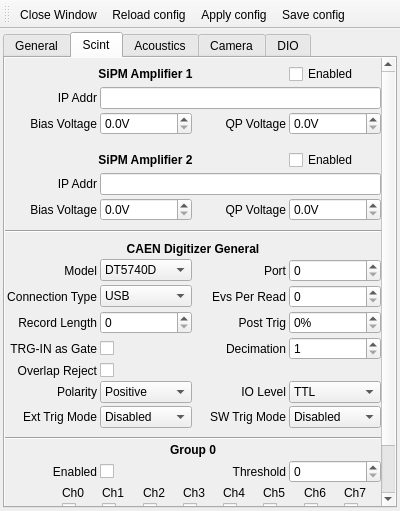
This is ui/settingswindow.ui in SBC-Collaboration/SBC-RunControl as Qt 5 draws it before an edit. The edited form follows.
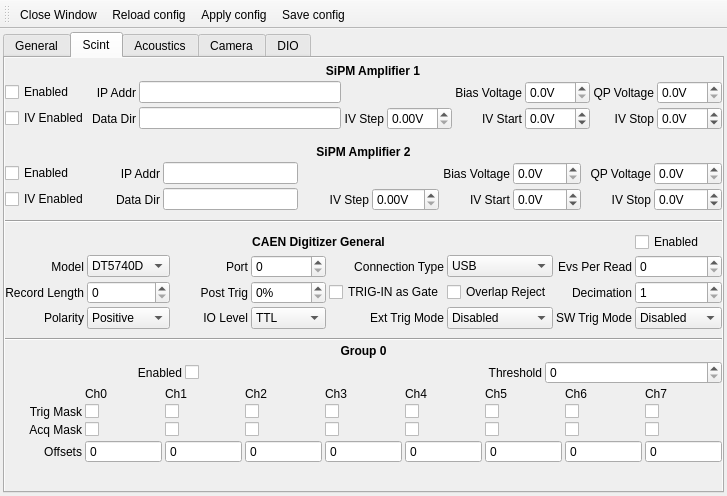
This is the edited form. The open tabs and pages were chosen to show the change. Icons and pictures are not drawn.

Commit message: Add IV curve feature to sipm communication

Patch:
```diff
--- a/ui/settingswindow.ui
+++ b/ui/settingswindow.ui
@@ -6,8 +6,8 @@
    <rect>
     <x>0</x>
     <y>0</y>
-    <width>400</width>
-    <height>511</height>
+    <width>727</width>
+    <height>496</height>
    </rect>
   </property>
   <property name="sizePolicy">
@@ -46,7 +46,7 @@
     <property name="spacing">
      <number>3</number>
     </property>
-    <item row="0" column="0">
+    <item row="0" column="1">
      <widget class="QTabWidget" name="tabWidget">
       <property name="currentIndex">
        <number>4</number>
@@ -340,10 +340,10 @@
           <widget class="QWidget" name="scrollAreaWidgetContents_2">
            <property name="geometry">
             <rect>
-             <x>0</x>
+             <x>-1</x>
              <y>0</y>
-             <width>371</width>
-             <height>512</height>
+             <width>704</width>
+             <height>430</height>
             </rect>
            </property>
            <property name="maximumSize">
@@ -379,53 +379,39 @@
               <property name="spacing">
                <number>3</number>
               </property>
-              <item row="2" column="2">
-               <widget class="QLabel" name="sipm_amp1_qp_label">
-                <property name="text">
-                 <string>QP Voltage</string>
-                </property>
-                <property name="alignment">
-                 <set>Qt::AlignRight|Qt::AlignTrailing|Qt::AlignVCenter</set>
-                </property>
-                <property name="buddy">
-                 <cstring>sipm_amp1_qp_box</cstring>
-                </property>
-               </widget>
-              </item>
-              <item row="2" column="0">
-               <widget class="QLabel" name="sipm_amp1_bias_label">
-                <property name="text">
-                 <string>Bias Voltage</string>
-                </property>
-                <property name="alignment">
-                 <set>Qt::AlignRight|Qt::AlignTrailing|Qt::AlignVCenter</set>
-                </property>
-                <property name="buddy">
-                 <cstring>sipm_amp1_bias_box</cstring>
-                </property>
-               </widget>
-              </item>
-              <item row="0" column="3">
-               <widget class="QCheckBox" name="sipm_amp1_enabled_box">
-                <property name="text">
-                 <string>Enabled</string>
-                </property>
-               </widget>
-              </item>
-              <item row="1" column="1" colspan="3">
-               <widget class="QLineEdit" name="sipm_amp1_ip_addr_edit"/>
-              </item>
-              <item row="2" column="1">
-               <widget class="QDoubleSpinBox" name="sipm_amp1_bias_box">
+              <item row="2" column="4">
+               <widget class="QDoubleSpinBox" name="sipm_amp1_iv_step_box">
                 <property name="suffix">
                  <string>V</string>
                 </property>
                 <property name="decimals">
-                 <number>1</number>
+                 <number>2</number>
                 </property>
+                <property name="minimum">
+                 <double>0.000000000000000</double>
+                </property>
+                <property name="maximum">
+                 <double>10.000000000000000</double>
+                </property>
+                <property name="singleStep">
+                 <double>0.050000000000000</double>
+                </property>
                </widget>
               </item>
-              <item row="2" column="3">
+              <item row="1" column="1">
+               <widget class="QLabel" name="sipm_amp1_ip_addr_label">
+                <property name="text">
+                 <string>IP Addr</string>
+                </property>
+                <property name="alignment">
+                 <set>Qt::AlignRight|Qt::AlignTrailing|Qt::AlignVCenter</set>
+                </property>
+                <property name="buddy">
+                 <cstring>sipm_amp1_ip_addr_edit</cstring>
+                </property>
+               </widget>
+              </item>
+              <item row="1" column="8">
                <widget class="QDoubleSpinBox" name="sipm_amp1_qp_box">
                 <property name="suffix">
                  <string>V</string>
@@ -435,7 +421,33 @@
                 </property>
                </widget>
               </item>
-              <item row="0" column="0" colspan="3">
+              <item row="2" column="3">
+               <widget class="QLabel" name="sipm_amp1_iv_step_label">
+                <property name="text">
+                 <string>IV Step</string>
+                </property>
+                <property name="alignment">
+                 <set>Qt::AlignRight|Qt::AlignTrailing|Qt::AlignVCenter</set>
+                </property>
+                <property name="buddy">
+                 <cstring>sipm_amp1_bias_box</cstring>
+                </property>
+               </widget>
+              </item>
+              <item row="1" column="5">
+               <widget class="QLabel" name="sipm_amp1_bias_label">
+                <property name="text">
+                 <string>Bias Voltage</string>
+                </property>
+                <property name="alignment">
+                 <set>Qt::AlignRight|Qt::AlignTrailing|Qt::AlignVCenter</set>
+                </property>
+                <property name="buddy">
+                 <cstring>sipm_amp1_bias_box</cstring>
+                </property>
+               </widget>
+              </item>
+              <item row="0" column="1" colspan="7">
                <widget class="QLabel" name="sipm_amp1_label">
                 <property name="font">
                  <font>
@@ -450,10 +462,120 @@
                 </property>
                </widget>
               </item>
+              <item row="1" column="6">
+               <widget class="QDoubleSpinBox" name="sipm_amp1_bias_box">
+                <property name="suffix">
+                 <string>V</string>
+                </property>
+                <property name="decimals">
+                 <number>1</number>
+                </property>
+                <property name="singleStep">
+                 <double>0.100000000000000</double>
+                </property>
+               </widget>
+              </item>
+              <item row="2" column="6">
+               <widget class="QDoubleSpinBox" name="sipm_amp1_iv_start_box">
+                <property name="suffix">
+                 <string>V</string>
+                </property>
+                <property name="decimals">
+                 <number>1</number>
+                </property>
+                <property name="minimum">
+                 <double>-10.000000000000000</double>
+                </property>
+                <property name="maximum">
+                 <double>70.000000000000000</double>
+                </property>
+                <property name="singleStep">
+                 <double>0.100000000000000</double>
+                </property>
+               </widget>
+              </item>
+              <item row="2" column="8">
+               <widget class="QDoubleSpinBox" name="sipm_amp1_iv_stop_box">
+                <property name="suffix">
+                 <string>V</string>
+                </property>
+                <property name="decimals">
+                 <number>1</number>
+                </property>
+                <property name="minimum">
+                 <double>-10.000000000000000</double>
+                </property>
+                <property name="maximum">
+                 <double>70.000000000000000</double>
+                </property>
+                <property name="singleStep">
+                 <double>0.100000000000000</double>
+                </property>
+               </widget>
+              </item>
+              <item row="1" column="2">
+               <widget class="QLineEdit" name="sipm_amp1_ip_addr_edit"/>
+              </item>
+              <item row="1" column="7">
+               <widget class="QLabel" name="sipm_amp1_qp_label">
+                <property name="text">
+                 <string>QP Voltage</string>
+                </property>
+                <property name="alignment">
+                 <set>Qt::AlignRight|Qt::AlignTrailing|Qt::AlignVCenter</set>
+                </property>
+                <property name="buddy">
+                 <cstring>sipm_amp1_qp_box</cstring>
+                </property>
+               </widget>
+              </item>
               <item row="1" column="0">
-               <widget class="QLabel" name="sipm_amp1_ip_addr_label">
+               <widget class="QCheckBox" name="sipm_amp1_enabled_box">
                 <property name="text">
-                 <string>IP Addr</string>
+                 <string>Enabled</string>
+                </property>
+               </widget>
+              </item>
+              <item row="2" column="5">
+               <widget class="QLabel" name="sipm_amp1_iv_start_label">
+                <property name="text">
+                 <string>IV Start</string>
+                </property>
+                <property name="alignment">
+                 <set>Qt::AlignRight|Qt::AlignTrailing|Qt::AlignVCenter</set>
+                </property>
+                <property name="buddy">
+                 <cstring>sipm_amp1_bias_box</cstring>
+                </property>
+               </widget>
+              </item>
+              <item row="2" column="7">
+               <widget class="QLabel" name="sipm_amp1_iv_stop_label">
+                <property name="text">
+                 <string>IV Stop</string>
+                </property>
+                <property name="alignment">
+                 <set>Qt::AlignRight|Qt::AlignTrailing|Qt::AlignVCenter</set>
+                </property>
+                <property name="buddy">
+                 <cstring>sipm_amp1_bias_box</cstring>
+                </property>
+               </widget>
+              </item>
+              <item row="2" column="0">
+               <widget class="QCheckBox" name="sipm_amp1_iv_enabled_box">
+                <property name="layoutDirection">
+                 <enum>Qt::LeftToRight</enum>
+                </property>
+                <property name="text">
+                 <string>IV Enabled</string>
+                </property>
+               </widget>
+              </item>
+              <item row="2" column="1">
+               <widget class="QLabel" name="sipm_amp1_iv_data_dir_label">
+                <property name="text">
+                 <string>Data Dir</string>
                 </property>
                 <property name="alignment">
                  <set>Qt::AlignRight|Qt::AlignTrailing|Qt::AlignVCenter</set>
@@ -463,6 +585,9 @@
                 </property>
                </widget>
               </item>
+              <item row="2" column="2">
+               <widget class="QLineEdit" name="sipm_amp1_iv_data_dir_edit"/>
+              </item>
              </layout>
             </item>
             <item>
@@ -476,43 +601,7 @@
               <property name="spacing">
                <number>3</number>
               </property>
-              <item row="2" column="2">
-               <widget class="QLabel" name="sipm_amp2_qp_label">
-                <property name="text">
-                 <string>QP Voltage</string>
-                </property>
-                <property name="alignment">
-                 <set>Qt::AlignRight|Qt::AlignTrailing|Qt::AlignVCenter</set>
-                </property>
-                <property name="buddy">
-                 <cstring>sipm_amp1_qp_box</cstring>
-                </property>
-               </widget>
-              </item>
-              <item row="1" column="0">
-               <widget class="QLabel" name="sipm_amp2_ip_addr_label">
-                <property name="text">
-                 <string>IP Addr</string>
-                </property>
-                <property name="alignment">
-                 <set>Qt::AlignRight|Qt::AlignTrailing|Qt::AlignVCenter</set>
-                </property>
-                <property name="buddy">
-                 <cstring>sipm_amp1_ip_addr_edit</cstring>
-                </property>
-               </widget>
-              </item>
-              <item row="2" column="1">
-               <widget class="QDoubleSpinBox" name="sipm_amp2_bias_box">
-                <property name="suffix">
-                 <string>V</string>
-                </property>
-                <property name="decimals">
-                 <number>1</number>
-                </property>
-               </widget>
-              </item>
-              <item row="2" column="0">
+              <item row="1" column="6">
                <widget class="QLabel" name="sipm_amp2_bias_label">
                 <property name="text">
                  <string>Bias Voltage</string>
@@ -525,27 +614,55 @@
                 </property>
                </widget>
               </item>
-              <item row="2" column="3">
-               <widget class="QDoubleSpinBox" name="sipm_amp2_qp_box">
+              <item row="2" column="2" colspan="2">
+               <widget class="QLineEdit" name="sipm_amp2_iv_data_dir_edit"/>
+              </item>
+              <item row="2" column="9">
+               <widget class="QDoubleSpinBox" name="sipm_amp2_iv_stop_box">
                 <property name="suffix">
                  <string>V</string>
                 </property>
                 <property name="decimals">
                  <number>1</number>
                 </property>
+                <property name="minimum">
+                 <double>-10.000000000000000</double>
+                </property>
+                <property name="maximum">
+                 <double>70.000000000000000</double>
+                </property>
+                <property name="singleStep">
+                 <double>0.100000000000000</double>
+                </property>
                </widget>
               </item>
-              <item row="1" column="1" colspan="3">
-               <widget class="QLineEdit" name="sipm_amp2_ip_addr_edit"/>
+              <item row="1" column="7">
+               <widget class="QDoubleSpinBox" name="sipm_amp2_bias_box">
+                <property name="suffix">
+                 <string>V</string>
+                </property>
+                <property name="decimals">
+                 <number>1</number>
+                </property>
+                <property name="singleStep">
+                 <double>0.100000000000000</double>
+                </property>
+               </widget>
               </item>
-              <item row="0" column="3">
-               <widget class="QCheckBox" name="sipm_amp2_enabled_box">
+              <item row="2" column="1">
+               <widget class="QLabel" name="sipm_amp2_ip_addr_label_2">
                 <property name="text">
-                 <string>Enabled</string>
+                 <string>Data Dir</string>
+                </property>
+                <property name="alignment">
+                 <set>Qt::AlignRight|Qt::AlignTrailing|Qt::AlignVCenter</set>
+                </property>
+                <property name="buddy">
+                 <cstring>sipm_amp1_ip_addr_edit</cstring>
                 </property>
                </widget>
               </item>
-              <item row="0" column="0" colspan="3">
+              <item row="0" column="0" colspan="10">
                <widget class="QLabel" name="sipm_amp2_label">
                 <property name="font">
                  <font>
@@ -560,6 +677,142 @@
                 </property>
                </widget>
               </item>
+              <item row="1" column="2" colspan="2">
+               <widget class="QLineEdit" name="sipm_amp2_ip_addr_edit"/>
+              </item>
+              <item row="2" column="4">
+               <widget class="QLabel" name="sipm_amp2_iv_step_label">
+                <property name="text">
+                 <string>IV Step</string>
+                </property>
+                <property name="alignment">
+                 <set>Qt::AlignRight|Qt::AlignTrailing|Qt::AlignVCenter</set>
+                </property>
+                <property name="buddy">
+                 <cstring>sipm_amp1_bias_box</cstring>
+                </property>
+               </widget>
+              </item>
+              <item row="1" column="1">
+               <widget class="QLabel" name="sipm_amp2_ip_addr_label">
+                <property name="text">
+                 <string>IP Addr</string>
+                </property>
+                <property name="alignment">
+                 <set>Qt::AlignRight|Qt::AlignTrailing|Qt::AlignVCenter</set>
+                </property>
+                <property name="buddy">
+                 <cstring>sipm_amp1_ip_addr_edit</cstring>
+                </property>
+               </widget>
+              </item>
+              <item row="2" column="5">
+               <widget class="QDoubleSpinBox" name="sipm_amp2_iv_step_box">
+                <property name="suffix">
+                 <string>V</string>
+                </property>
+                <property name="decimals">
+                 <number>2</number>
+                </property>
+                <property name="minimum">
+                 <double>0.000000000000000</double>
+                </property>
+                <property name="maximum">
+                 <double>10.000000000000000</double>
+                </property>
+                <property name="singleStep">
+                 <double>0.050000000000000</double>
+                </property>
+               </widget>
+              </item>
+              <item row="2" column="8">
+               <widget class="QLabel" name="sipm_amp2_iv_stop_label">
+                <property name="text">
+                 <string>IV Stop</string>
+                </property>
+                <property name="alignment">
+                 <set>Qt::AlignRight|Qt::AlignTrailing|Qt::AlignVCenter</set>
+                </property>
+                <property name="buddy">
+                 <cstring>sipm_amp1_bias_box</cstring>
+                </property>
+               </widget>
+              </item>
+              <item row="1" column="8">
+               <widget class="QLabel" name="sipm_amp2_qp_label">
+                <property name="text">
+                 <string>QP Voltage</string>
+                </property>
+                <property name="alignment">
+                 <set>Qt::AlignRight|Qt::AlignTrailing|Qt::AlignVCenter</set>
+                </property>
+                <property name="buddy">
+                 <cstring>sipm_amp1_qp_box</cstring>
+                </property>
+               </widget>
+              </item>
+              <item row="1" column="9">
+               <widget class="QDoubleSpinBox" name="sipm_amp2_qp_box">
+                <property name="suffix">
+                 <string>V</string>
+                </property>
+                <property name="decimals">
+                 <number>1</number>
+                </property>
+                <property name="singleStep">
+                 <double>0.100000000000000</double>
+                </property>
+               </widget>
+              </item>
+              <item row="2" column="6">
+               <widget class="QLabel" name="sipm_amp2_iv_start_label">
+                <property name="text">
+                 <string>IV Start</string>
+                </property>
+                <property name="alignment">
+                 <set>Qt::AlignRight|Qt::AlignTrailing|Qt::AlignVCenter</set>
+                </property>
+                <property name="buddy">
+                 <cstring>sipm_amp1_bias_box</cstring>
+                </property>
+               </widget>
+              </item>
+              <item row="2" column="0">
+               <widget class="QCheckBox" name="sipm_amp2_iv_enabled_box">
+                <property name="layoutDirection">
+                 <enum>Qt::LeftToRight</enum>
+                </property>
+                <property name="text">
+                 <string>IV Enabled</string>
+                </property>
+               </widget>
+              </item>
+              <item row="2" column="7">
+               <widget class="QDoubleSpinBox" name="sipm_amp2_iv_start_box">
+                <property name="suffix">
+                 <string>V</string>
+                </property>
+                <property name="decimals">
+                 <number>1</number>
+                </property>
+                <property name="minimum">
+                 <double>-10.000000000000000</double>
+                </property>
+                <property name="maximum">
+                 <double>70.000000000000000</double>
+                </property>
+                <property name="singleStep">
+                 <double>0.100000000000000</double>
+                </property>
+               </widget>
+              </item>
+              <item row="1" column="0">
+               <widget class="QCheckBox" name="sipm_amp2_enabled_box">
+                <property name="text">
+                 <string>Enabled</string>
+                </property>
+               </widget>
+              </item>
              </layout>
             </item>
             <item>
@@ -580,11 +833,44 @@
               <property name="spacing">
                <number>3</number>
               </property>
-              <item row="6" column="1">
-               <widget class="QComboBox" name="caen_polarity_box">
+              <item row="2" column="5">
+               <widget class="QCheckBox" name="caen_overlap_box">
+                <property name="text">
+                 <string>Overlap Reject</string>
+                </property>
+               </widget>
+              </item>
+              <item row="2" column="0">
+               <widget class="QLabel" name="caen_length_label">
+                <property name="text">
+                 <string>Record Length</string>
+                </property>
+                <property name="alignment">
+                 <set>Qt::AlignRight|Qt::AlignTrailing|Qt::AlignVCenter</set>
+                </property>
+                <property name="buddy">
+                 <cstring>caen_length_box</cstring>
+                </property>
+               </widget>
+              </item>
+              <item row="3" column="6">
+               <widget class="QLabel" name="caen_sw_trig_label">
+                <property name="text">
+                 <string>SW Trig Mode</string>
+                </property>
+                <property name="alignment">
+                 <set>Qt::AlignRight|Qt::AlignTrailing|Qt::AlignVCenter</set>
+                </property>
+                <property name="buddy">
+                 <cstring>caen_sw_trig_box</cstring>
+                </property>
+               </widget>
+              </item>
+              <item row="3" column="5">
+               <widget class="QComboBox" name="caen_ext_trig_box">
                 <item>
                  <property name="text">
-                  <string>Positive</string>
+                  <string>Disabled</string>
                  </property>
                 </item>
                 <item>
@@ -594,10 +880,29 @@
                 </item>
                </widget>
               </item>
-              <item row="6" column="0">
-               <widget class="QLabel" name="caen_polarity_label">
+              <item row="2" column="7">
+               <widget class="QSpinBox" name="caen_decimation_box">
+                <property name="prefix">
+                 <string/>
+                </property>
+                <property name="minimum">
+                 <number>1</number>
+                </property>
+                <property name="maximum">
+                 <number>7</number>
+                </property>
+               </widget>
+              </item>
+              <item row="1" column="0">
+               <widget class="QLabel" name="caen_model_label">
+                <property name="sizePolicy">
+                 <sizepolicy hsizetype="Minimum" vsizetype="Preferred">
+                  <horstretch>0</horstretch>
+                  <verstretch>0</verstretch>
+                 </sizepolicy>
+                </property>
                 <property name="text">
-                 <string>Polarity</string>
+                 <string>Model</string>
                 </property>
                 <property name="alignment">
                  <set>Qt::AlignRight|Qt::AlignTrailing|Qt::AlignVCenter</set>
@@ -607,20 +912,23 @@
                 </property>
                </widget>
               </item>
-              <item row="1" column="3">
-               <widget class="QSpinBox" name="caen_port_box">
-                <property name="minimumSize">
-                 <size>
-                  <width>50</width>
-                  <height>0</height>
-                 </size>
+              <item row="1" column="2">
+               <widget class="QLabel" name="caen_port_label">
+                <property name="text">
+                 <string>Port</string>
                 </property>
+                <property name="alignment">
+                 <set>Qt::AlignRight|Qt::AlignTrailing|Qt::AlignVCenter</set>
+                </property>
+                <property name="buddy">
+                 <cstring>caen_port_box</cstring>
+                </property>
                </widget>
               </item>
-              <item row="6" column="2">
-               <widget class="QLabel" name="caen_io_label">
+              <item row="1" column="4">
+               <widget class="QLabel" name="caen_conn_label">
                 <property name="text">
-                 <string>IO Level</string>
+                 <string>Connection Type</string>
                 </property>
                 <property name="alignment">
                  <set>Qt::AlignRight|Qt::AlignTrailing|Qt::AlignVCenter</set>
@@ -630,7 +938,51 @@
                 </property>
                </widget>
               </item>
-              <item row="3" column="2">
+              <item row="2" column="1">
+               <widget class="QSpinBox" name="caen_length_box">
+                <property name="maximum">
+                 <number>10000</number>
+                </property>
+               </widget>
+              </item>
+              <item row="3" column="7">
+               <widget class="QComboBox" name="caen_sw_trig_box">
+                <item>
+                 <property name="text">
+                  <string>Disabled</string>
+                 </property>
+                </item>
+                <item>
+                 <property name="text">
+                  <string>ACQ Only</string>
+                 </property>
+                </item>
+                <item>
+                 <property name="text">
+                  <string>EXT Only</string>
+                 </property>
+                </item>
+                <item>
+                 <property name="text">
+                  <string>ACQ+EXT</string>
+                 </property>
+                </item>
+               </widget>
+              </item>
+              <item row="1" column="6">
+               <widget class="QLabel" name="caen_evs_label">
+                <property name="text">
+                 <string>Evs Per Read</string>
+                </property>
+                <property name="alignment">
+                 <set>Qt::AlignRight|Qt::AlignTrailing|Qt::AlignVCenter</set>
+                </property>
+                <property name="buddy">
+                 <cstring>caen_evs_box</cstring>
+                </property>
+               </widget>
+              </item>
+              <item row="2" column="2">
                <widget class="QLabel" name="caen_post_trig_label">
                 <property name="text">
                  <string>Post Trig</string>
@@ -643,30 +995,6 @@
                 </property>
                </widget>
               </item>
-              <item row="7" column="1">
-               <widget class="QComboBox" name="caen_ext_trig_box">
-                <item>
-                 <property name="text">
-                  <string>Disabled</string>
-                 </property>
-                </item>
-                <item>
-                 <property name="text">
-                  <string>ACQ Only</string>
-                 </property>
-                </item>
-                <item>
-                 <property name="text">
-                  <string>EXT Only</string>
-                 </property>
-                </item>
-                <item>
-                 <property name="text">
-                  <string>ACQ+EXT</string>
-                 </property>
-                </item>
-               </widget>
-              </item>
               <item row="1" column="1">
                <widget class="QComboBox" name="caen_model_box">
                 <item>
@@ -686,20 +1014,7 @@
                 </item>
                </widget>
               </item>
-              <item row="2" column="0">
-               <widget class="QLabel" name="caen_conn_label">
-                <property name="text">
-                 <string>Connection Type</string>
-                </property>
-                <property name="alignment">
-                 <set>Qt::AlignRight|Qt::AlignTrailing|Qt::AlignVCenter</set>
-                </property>
-                <property name="buddy">
-                 <cstring>caen_conn_box</cstring>
-                </property>
-               </widget>
-              </item>
-              <item row="7" column="0">
+              <item row="3" column="4">
                <widget class="QLabel" name="caen_ext_trig_label">
                 <property name="text">
                  <string>Ext Trig Mode</string>
@@ -712,92 +1027,7 @@
                 </property>
                </widget>
               </item>
-              <item row="7" column="3">
-               <widget class="QComboBox" name="caen_sw_trig_box">
-                <item>
-                 <property name="text">
-                  <string>Disabled</string>
-                 </property>
-                </item>
-                <item>
-                 <property name="text">
-                  <string>ACQ Only</string>
-                 </property>
-                </item>
-                <item>
-                 <property name="text">
-                  <string>EXT Only</string>
-                 </property>
-                </item>
-                <item>
-                 <property name="text">
-                  <string>ACQ+EXT</string>
-                 </property>
-                </item>
-               </widget>
-              </item>
-              <item row="2" column="3">
-               <widget class="QSpinBox" name="caen_evs_box">
-                <property name="maximum">
-                 <number>10000</number>
-                </property>
-               </widget>
-              </item>
-              <item row="5" column="0">
-               <widget class="QLabel" name="caen_overlap_label">
-                <property name="text">
-                 <string>Overlap Reject</string>
-                </property>
-                <property name="alignment">
-                 <set>Qt::AlignRight|Qt::AlignTrailing|Qt::AlignVCenter</set>
-                </property>
-                <property name="buddy">
-                 <cstring>caen_overlap_box</cstring>
-                </property>
-               </widget>
-              </item>
-              <item row="5" column="1">
-               <widget class="QCheckBox" name="caen_overlap_box">
-                <property name="text">
-                 <string/>
-                </property>
-               </widget>
-              </item>
-              <item row="3" column="1">
-               <widget class="QSpinBox" name="caen_length_box">
-                <property name="maximum">
-                 <number>10000</number>
-                </property>
-               </widget>
-              </item>
-              <item row="2" column="2">
-               <widget class="QLabel" name="caen_evs_label">
-                <property name="text">
-                 <string>Evs Per Read</string>
-                </property>
-                <property name="alignment">
-                 <set>Qt::AlignRight|Qt::AlignTrailing|Qt::AlignVCenter</set>
-                </property>
-                <property name="buddy">
-                 <cstring>caen_evs_box</cstring>
-                </property>
-               </widget>
-              </item>
-              <item row="6" column="3">
-               <widget class="QComboBox" name="caen_io_box">
-                <item>
-                 <property name="text">
-                  <string>TTL</string>
-                 </property>
-                </item>
-                <item>
-                 <property name="text">
-                  <string>NIM</string>
-                 </property>
-                </item>
-               </widget>
-              </item>
-              <item row="2" column="1">
+              <item row="1" column="5">
                <widget class="QComboBox" name="caen_conn_box">
                 <item>
                  <property name="text">
@@ -811,70 +1041,31 @@
                 </item>
                </widget>
               </item>
-              <item row="0" column="0" colspan="4">
-               <widget class="QLabel" name="caen_general_label">
-                <property name="font">
-                 <font>
-                  <bold>true</bold>
-                 </font>
-                </property>
+              <item row="2" column="4">
+               <widget class="QCheckBox" name="caen_trigin_box">
                 <property name="text">
-                 <string>CAEN Digitizer General</string>
+                 <string>TRIG-IN as Gate</string>
                 </property>
-                <property name="alignment">
-                 <set>Qt::AlignCenter</set>
-                </property>
                </widget>
               </item>
-              <item row="1" column="0">
-               <widget class="QLabel" name="caen_model_label">
-                <property name="sizePolicy">
-                 <sizepolicy hsizetype="Minimum" vsizetype="Preferred">
-                  <horstretch>0</horstretch>
-                  <verstretch>0</verstretch>
-                 </sizepolicy>
-                </property>
-                <property name="text">
-                 <string>Model</string>
-                </property>
-                <property name="alignment">
-                 <set>Qt::AlignRight|Qt::AlignTrailing|Qt::AlignVCenter</set>
-                </property>
-                <property name="buddy">
-                 <cstring>caen_model_box</cstring>
-                </property>
-               </widget>
-              </item>
-              <item row="1" column="2">
-               <widget class="QLabel" name="caen_port_label">
-                <property name="text">
-                 <string>Port</string>
-                </property>
-                <property name="alignment">
-                 <set>Qt::AlignRight|Qt::AlignTrailing|Qt::AlignVCenter</set>
-                </property>
-                <property name="buddy">
-                 <cstring>caen_port_box</cstring>
-                </property>
-               </widget>
-              </item>
-              <item row="7" column="2">
-               <widget class="QLabel" name="caen_sw_trig_label">
-                <property name="text">
-                 <string>SW Trig Mode</string>
-                </property>
-                <property name="alignment">
-                 <set>Qt::AlignRight|Qt::AlignTrailing|Qt::AlignVCenter</set>
-                </property>
-                <property name="buddy">
-                 <cstring>caen_sw_trig_box</cstring>
-                </property>
+              <item row="3" column="1">
+               <widget class="QComboBox" name="caen_polarity_box">
+                <item>
+                 <property name="text">
+                  <string>Positive</string>
+                 </property>
+                </item>
+                <item>
+                 <property name="text">
+                  <string>Negative</string>
+                 </property>
+                </item>
                </widget>
               </item>
               <item row="3" column="0">
-               <widget class="QLabel" name="caen_length_label">
+               <widget class="QLabel" name="caen_polarity_label">
                 <property name="text">
-                 <string>Record Length</string>
+                 <string>Polarity</string>
                 </property>
                 <property name="alignment">
                  <set>Qt::AlignRight|Qt::AlignTrailing|Qt::AlignVCenter</set>
@@ -884,7 +1075,7 @@
                 </property>
                </widget>
               </item>
-              <item row="3" column="3">
+              <item row="2" column="3">
                <widget class="QSpinBox" name="caen_post_trig_box">
                 <property name="suffix">
                  <string>%</string>
@@ -894,7 +1085,51 @@
                 </property>
                </widget>
               </item>
-              <item row="4" column="2">
+              <item row="3" column="2">
+               <widget class="QLabel" name="caen_io_label">
+                <property name="text">
+                 <string>IO Level</string>
+                </property>
+                <property name="alignment">
+                 <set>Qt::AlignRight|Qt::AlignTrailing|Qt::AlignVCenter</set>
+                </property>
+                <property name="buddy">
+                 <cstring>caen_io_box</cstring>
+                </property>
+               </widget>
+              </item>
+              <item row="0" column="7">
+               <widget class="QCheckBox" name="caen_enabled_box">
+                <property name="text">
+                 <string>Enabled</string>
+                </property>
+               </widget>
+              </item>
+              <item row="3" column="3">
+               <widget class="QComboBox" name="caen_io_box">
+                <item>
+                 <property name="text">
+                  <string>TTL</string>
+                 </property>
+                </item>
+                <item>
+                 <property name="text">
+                  <string>NIM</string>
+                 </property>
+                </item>
+               </widget>
+              </item>
+              <item row="1" column="3">
+               <widget class="QSpinBox" name="caen_port_box">
+                <property name="minimumSize">
+                 <size>
+                  <width>50</width>
+                  <height>0</height>
+                 </size>
+                </property>
+               </widget>
+              </item>
+              <item row="2" column="6">
                <widget class="QLabel" name="caen_decimation_label">
                 <property name="text">
                  <string>Decimation</string>
@@ -907,36 +1142,28 @@
                 </property>
                </widget>
               </item>
-              <item row="4" column="0">
-               <widget class="QLabel" name="caen_trigin_label">
+              <item row="0" column="0" colspan="7">
+               <widget class="QLabel" name="caen_general_label">
+                <property name="font">
+                 <font>
+                  <bold>true</bold>
+                 </font>
+                </property>
                 <property name="text">
-                 <string>TRG-IN as Gate</string>
+                 <string>CAEN Digitizer General</string>
                 </property>
                 <property name="alignment">
-                 <set>Qt::AlignRight|Qt::AlignTrailing|Qt::AlignVCenter</set>
+                 <set>Qt::AlignCenter</set>
                 </property>
                 <property name="buddy">
                  <cstring>caen_trigin_box</cstring>
                 </property>
                </widget>
               </item>
-              <item row="4" column="1">
-               <widget class="QCheckBox" name="caen_trigin_box">
-                <property name="text">
-                 <string/>
-                </property>
-               </widget>
-              </item>
-              <item row="4" column="3">
-               <widget class="QSpinBox" name="caen_decimation_box">
-                <property name="prefix">
-                 <string/>
-                </property>
-                <property name="minimum">
-                 <number>1</number>
-                </property>
+              <item row="1" column="7">
+               <widget class="QSpinBox" name="caen_evs_box">
                 <property name="maximum">
-                 <number>7</number>
+                 <number>10000</number>
                 </property>
                </widget>
               </item>
```
Left out of the diff: 168 changed lines with no effect on the pictures. The commit also changes 7 other files.
